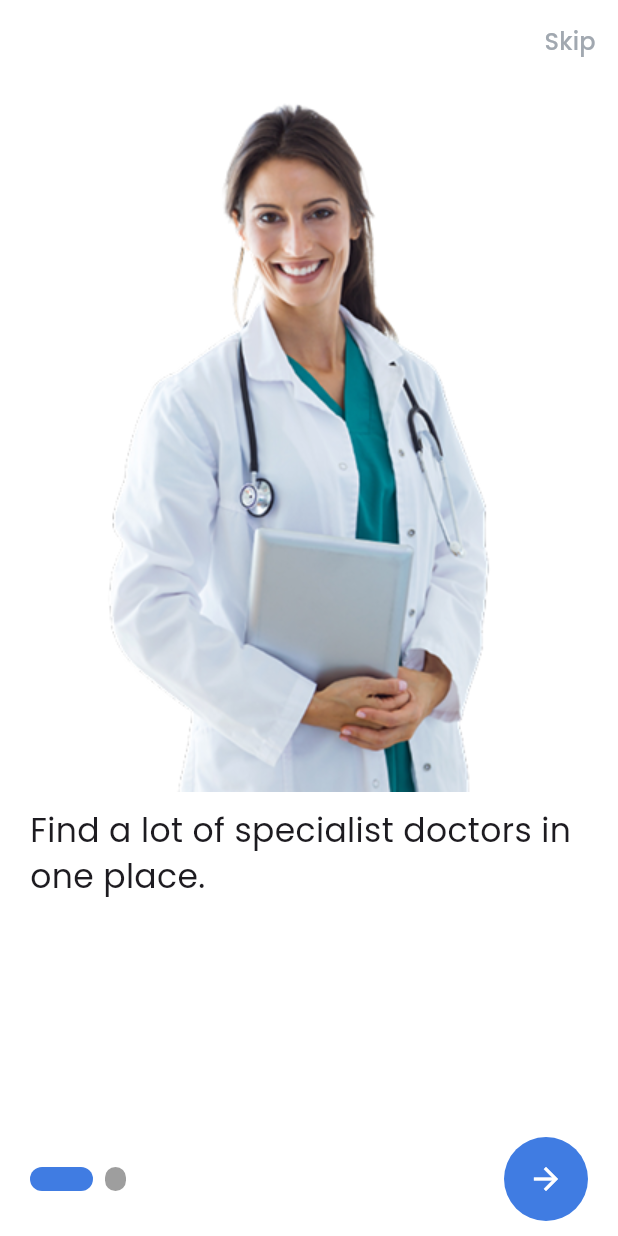
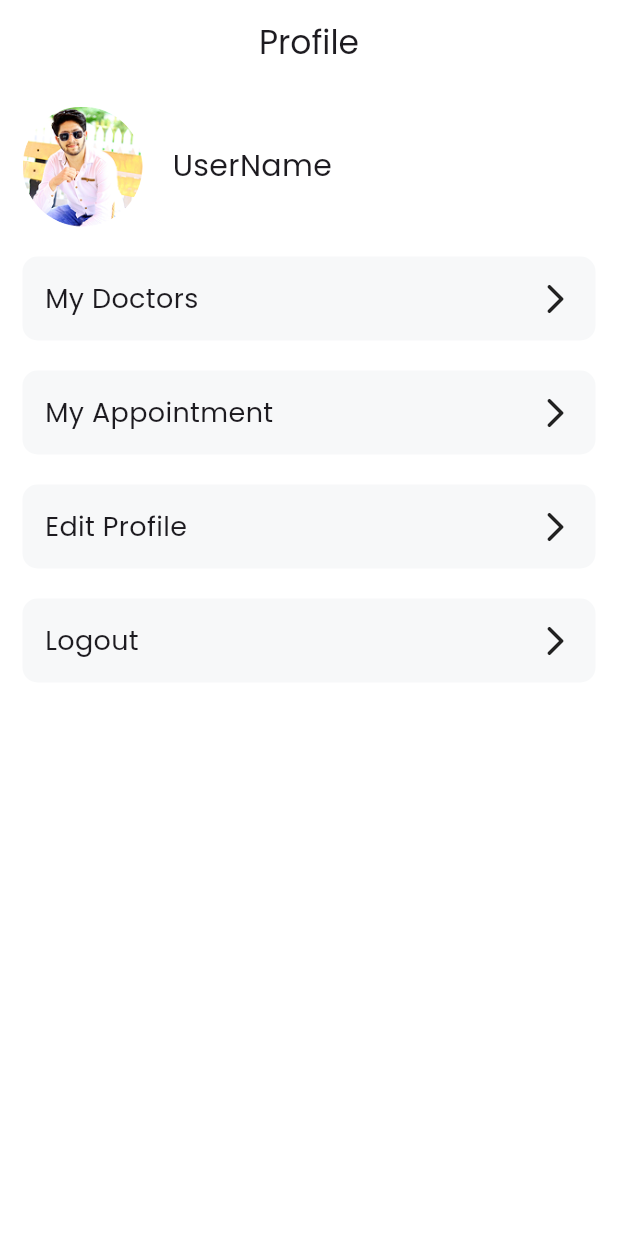
Before and after one commit to NairaShanshan/HealthCare_App_Final_Project-, a Flutter app: the screen it shows after launch, after a tap on "Skip", on a phone screen of 412 x 824 dp. Run offline on Flutter 3.47's test engine with Material 3 defaults, Android fonts, the phone set to English and light mode, and no system bars; drawn by our look-alikes of smooth_page_indicator; our stand-ins replace flutter_svg, gap, go_router, shared_preferences.

Commit message:
'finish profile screen & edit profile screen '

```diff
--- a/lib/core/constants/app_images.dart
+++ b/lib/core/constants/app_images.dart
@@ -1,11 +1,14 @@
 class AppImages {
   static const String onboarding1 = 'assets/images/onboarding1.png';
   static const String onboarding2 = 'assets/images/onboarding2.png';
+  static const String userImage = 'assets/images/user_image.png';
   static const String logoSvg = "assets/icons/logo.svg";
+  static const String cameraIconSvg = 'assets/icons/camera.svg';
   static const String backIconSvg = 'assets/images/back_icon.svg';
   static const String emailIconSvg = 'assets/images/email_icon.svg';
   static const String passwordIconSvg = 'assets/images/password_icon.svg';
   static const String googleIconSvg = 'assets/images/google_icon.svg';
   static const String facebookIconSvg = 'assets/images/facebook_icon.svg';
   static const String userIconSvg = 'assets/images/user_icon.svg';
+
 }
--- a/lib/core/routes/routes.dart
+++ b/lib/core/routes/routes.dart
@@ -2,6 +2,8 @@ import 'package:go_router/go_router.dart';
 import 'package:healthcare_app/features/auth/presentation/pages/signin_screen.dart';
 import 'package:healthcare_app/features/auth/presentation/pages/signup_screen.dart';
 import 'package:healthcare_app/features/onboarding/onboarding_screen.dart';
+import 'package:healthcare_app/features/profile/presentation/pages/edit_profile.dart';
+import 'package:healthcare_app/features/profile/presentation/pages/profile_screen.dart';
 import 'package:healthcare_app/features/splash/splash_screen.dart';
 import 'package:healthcare_app/features/welcome/welcome_screen.dart';
 
@@ -12,6 +14,9 @@ class Routes {
   static const String welcome = '/welcome';
   static const String signin = '/signin';
   static const String signup = '/signup';
+  static const String profile = '/profile';  // This will be removed when the main screen is built.
+  static const String editProfile = '/editProfile';   // But this one is not will be removed
+
 
   static final routes = GoRouter(
     initialLocation: splash,
@@ -33,6 +38,14 @@ class Routes {
         path: signup,
         builder: (context, state) => const SignupScreen(),
       ),
+      GoRoute(
+        path: profile,
+        builder: (context, state) => const ProfileScreen(),
+      ),
+      GoRoute(
+        path: editProfile,
+        builder: (context, state) => const EditProfileScreen(),
+      ),
     ],
   );
 }
--- a/lib/core/utils/app_colors.dart
+++ b/lib/core/utils/app_colors.dart
@@ -4,10 +4,10 @@ class AppColors {
   static const Color primaryColor = Color(0xFF407CE2);
   static const Color whiteColor = Color(0xFFFFFFFF);
   static const Color greyColor = Color(0xFFA1A8B0);
-  static const Color bordercolor = Color(0x407CE2);
-  static const Color darkcolor = Color(0xFF2F2F2F);
-  static const Color backgroundcolor = Color(0xFFFFFFFF);
-  static const Color darkBluecolor = Color(0x223A6A);
+  static const Color borderColor = Color(0xFF407CE2);
+  static const Color darkColor = Color(0xFF2F2F2F);
+  static const Color backgroundColor = Color(0xFFFFFFFF);
+  static const Color darkBlueColor = Color(0xFF223A6A);
   static const Color errorColor = Color(0xFFFF0000);
     static const Color accentColor = Color(0xFFF7F8F9);
 }
--- a/lib/core/utils/functions.dart
+++ b/lib/core/utils/functions.dart
@@ -1,7 +1,7 @@
 import 'package:flutter/material.dart';
 import 'package:healthcare_app/core/utils/app_colors.dart';
 
-OutlineInputBorder buildBorder({Color borderColor = AppColors.bordercolor}) {
+OutlineInputBorder buildBorder({Color borderColor = AppColors.borderColor}) {
   return OutlineInputBorder(
     borderRadius: BorderRadius.circular(8),
     borderSide: BorderSide(
--- a/lib/core/utils/text_styles.dart
+++ b/lib/core/utils/text_styles.dart
@@ -3,6 +3,8 @@ import 'package:flutter/cupertino.dart';
 class TextStyles {
   static const TextStyle textStyles25 = TextStyle(fontSize: 25);
   static const TextStyle textStyles22 = TextStyle(fontSize: 22);
+  static const TextStyle textStyles20 = TextStyle(fontSize: 20);
   static const TextStyle textStyles16 = TextStyle(fontSize: 16);
+  static const TextStyle textStyles18 = TextStyle(fontSize: 18);
   static const TextStyle textStyles15 = TextStyle(fontSize: 15);
 }
--- a/lib/core/widgets/main_button.dart
+++ b/lib/core/widgets/main_button.dart
@@ -11,7 +11,7 @@ class MainButton extends StatelessWidget {
     this.height = 56,
     this.borderColor,
     this.bgcolor = AppColors.primaryColor,
-    this.textColor = AppColors.backgroundcolor,
+    this.textColor = AppColors.backgroundColor,
   });
 
   final String text;
@@ -30,7 +30,7 @@ class MainButton extends StatelessWidget {
         style: ElevatedButton.styleFrom(
           side: BorderSide(
             color:
-                borderColor != null ? AppColors.darkcolor : Colors.transparent,
+                borderColor != null ? AppColors.darkColor : Colors.transparent,
           ),
           backgroundColor: bgcolor,
           shape:
--- a/lib/features/auth/presentation/widgets/signin_screen_body.dart
+++ b/lib/features/auth/presentation/widgets/signin_screen_body.dart
@@ -147,7 +147,7 @@ class LoginMethodsDividerView extends StatelessWidget {
     return const Row(
       children: [
         Expanded(
-          child: Divider(color: AppColors.bordercolor, height: 1),
+          child: Divider(color: AppColors.borderColor, height: 1),
         ),
         SizedBox(width: 16),
         Text(
@@ -160,7 +160,7 @@ class LoginMethodsDividerView extends StatelessWidget {
         ),
         SizedBox(width: 16),
         Expanded(
-          child: Divider(color: AppColors.bordercolor, height: 1),
+          child: Divider(color: AppColors.borderColor, height: 1),
         ),
       ],
     );
--- a/lib/features/auth/presentation/widgets/social_button.dart
+++ b/lib/features/auth/presentation/widgets/social_button.dart
@@ -22,7 +22,7 @@ class SocialButton extends StatelessWidget {
       child: Container(
         padding: const EdgeInsets.symmetric(vertical: 15),
         decoration: BoxDecoration(
-          border: Border.all(color: AppColors.bordercolor),
+          border: Border.all(color: AppColors.borderColor),
           borderRadius: BorderRadius.circular(8),
         ),
         child: Padding(
--- /dev/null
+++ b/lib/features/onboarding/model/onboarding_model.dart
@@ -0,0 +1,21 @@
+import '../../../core/constants/app_images.dart';
+
+class OnBoardingModel {
+  final String image;
+  final String title;
+
+  OnBoardingModel({
+    required this.image,
+    required this.title,
+  });
+}
+
+
+ List<OnBoardingModel> onboarding = [
+  OnBoardingModel(
+      image: AppImages.onboarding1,
+      title: 'Find a lot of specialist doctors in one place. '),
+  OnBoardingModel(
+      image: AppImages.onboarding2,
+      title: 'Get advice only from a doctor you believe in. '),
+];
--- a/lib/features/onboarding/onboarding_screen.dart
+++ b/lib/features/onboarding/onboarding_screen.dart
@@ -1,6 +1,5 @@
 import 'package:flutter/material.dart';
 
-import 'package:healthcare_app/core/constants/app_images.dart';
 import 'package:healthcare_app/core/routes/navigation.dart';
 import 'package:healthcare_app/core/routes/routes.dart';
 import 'package:healthcare_app/core/utils/app_colors.dart';
@@ -8,15 +7,9 @@ import 'package:healthcare_app/core/utils/text_styles.dart';
 import 'package:healthcare_app/features/onboarding/widget/onboarding_item.dart';
 import 'package:smooth_page_indicator/smooth_page_indicator.dart';
 
-class OnBoardingModel {
-  final String image;
-  final String title;
+import 'model/onboarding_model.dart';
 
-  OnBoardingModel({
-    required this.image,
-    required this.title,
-  });
-}
+
 
 class OnBoardingScreen extends StatefulWidget {
   const OnBoardingScreen({super.key});
@@ -28,14 +21,7 @@ class OnBoardingScreen extends StatefulWidget {
 class _OnBoardingScreenState extends State<OnBoardingScreen> {
   final pageViewController = PageController();
 
-  final List<OnBoardingModel> onboarding = [
-    OnBoardingModel(
-        image: AppImages.onboarding1,
-        title: 'Find a lot of specialist doctors in one place. '),
-    OnBoardingModel(
-        image: AppImages.onboarding2,
-        title: 'Get advice only from a doctor you believe in. '),
-  ];
+
 
   bool isLastBoarding = false;
 
@@ -63,7 +49,8 @@ class _OnBoardingScreenState extends State<OnBoardingScreen> {
         actions: [
           TextButton(
               onPressed: () {
-                submit();
+                //submit();
+                pushReplacement(context, Routes.profile) ;
               },
               child: Text(
                 'Skip',
--- a/lib/features/onboarding/widget/onboarding_item.dart
+++ b/lib/features/onboarding/widget/onboarding_item.dart
@@ -1,8 +1,9 @@
 import 'package:flutter/material.dart';
 import 'package:gap/gap.dart';
-import 'package:healthcare_app/features/onboarding/onboarding_screen.dart';
+
 
 import '../../../core/utils/text_styles.dart';
+import '../model/onboarding_model.dart';
 
 class OnBoardingItem extends StatelessWidget {
   const OnBoardingItem({super.key, required this.model});
--- /dev/null
+++ b/lib/features/profile/presentation/pages/profile_screen.dart
@@ -0,0 +1,127 @@
+import 'package:flutter/material.dart';
+import 'package:gap/gap.dart';
+import 'package:healthcare_app/core/constants/app_images.dart';
+import 'package:healthcare_app/core/routes/navigation.dart';
+import 'package:healthcare_app/core/routes/routes.dart';
+import 'package:healthcare_app/core/utils/app_colors.dart';
+import 'package:healthcare_app/core/utils/text_styles.dart';
+import 'package:healthcare_app/features/profile/presentation/widgets/container_widget.dart';
+
+class ProfileScreen extends StatelessWidget {
+  const ProfileScreen({super.key});
+
+  @override
+  Widget build(BuildContext context) {
+    return Scaffold(
+      appBar: AppBar(
+        backgroundColor: AppColors.backgroundColor,
+        elevation: 0.0,
+        centerTitle: true,
+        title: const Text('Profile'),
+      ),
+      body: SingleChildScrollView(
+        child: Padding(
+          padding: const EdgeInsets.all(15.0),
+          child: Column(
+            crossAxisAlignment: CrossAxisAlignment.start,
+            children: [
+              Row(
+                children: [
+                  ClipRRect(
+                    borderRadius: BorderRadius.circular(40),
+                    child: Image.asset(
+                      AppImages.userImage,
+                      width: 80,
+                      height: 80,
+                      fit: BoxFit.cover,
+                    ),
+                  ),
+                  const Gap(20),
+                  const Text(
+                    'UserName',
+                    style: TextStyles.textStyles20,
+                  )
+                ],
+              ),
+              const Gap(20),
+              ContainerWidget(name: 'My Doctors' , onTap: (){
+                // push Replacement to favourite screen
+              },) ,
+              const Gap(20),
+              ContainerWidget(name: 'My Appointment' , onTap: (){
+                //push Replacement to  Appointment screen
+              }) ,
+              const Gap(20),
+              ContainerWidget(name: 'Edit Profile' , onTap: ()
+              {
+                pushTo(context, Routes.editProfile) ;
+              },) ,
+              const Gap(20),
+              ContainerWidget(name: 'Logout' , onTap: () {
+                showDialog(
+                    context: context,
+                    barrierDismissible: false,
+                    builder: (context) {
+                      return Dialog(
+                        shape: RoundedRectangleBorder(
+                          borderRadius: BorderRadius.circular(20),
+                        ),
+                        backgroundColor: AppColors.backgroundColor,
+                        child: Container(
+                          padding: const EdgeInsets.all(20),
+                          child: Column(
+                            crossAxisAlignment: CrossAxisAlignment.start,
+                            mainAxisSize: MainAxisSize.min,
+                            children: [
+                              const Text(
+                                'Logout',
+                                style: TextStyles.textStyles25,
+                              ),
+                              const Gap(10),
+                              Text(
+                                'Are you sure you want to logout ?',
+                                style: TextStyles.textStyles20
+                                    .copyWith(color: AppColors.greyColor),
+                              ),
+                              const Gap(30),
+                              Row(
+                                mainAxisAlignment:
+                                MainAxisAlignment.spaceBetween,
+                                children: [
+                                  TextButton(
+                                      onPressed: () {
+                                        pop(context);
+                                      },
+                                      child: Text(
+                                        'Cancel',
+                                        style:
+                                        TextStyles.textStyles16.copyWith(
+                                          color: AppColors.primaryColor,
+                                        ),
+                                      )),
+                                  TextButton(
+                                      onPressed: () {},
+                                      child: Text(
+                                        'Yes',
+                                        style:
+                                        TextStyles.textStyles16.copyWith(
+                                          color: AppColors.primaryColor,
+                                        ),
+                                      )),
+                                ],
+                              ),
+                            ],
+                          ),
+                        ),
+                      );
+                    });
+              }) ,
+
+
+            ],
+          ),
+        ),
+      ),
+    );
+  }
+}
--- /dev/null
+++ b/lib/features/profile/presentation/widgets/container_widget.dart
@@ -0,0 +1,34 @@
+import 'package:flutter/material.dart';
+
+import '../../../../core/utils/app_colors.dart';
+import '../../../../core/utils/text_styles.dart';
+
+class ContainerWidget extends StatelessWidget {
+  const ContainerWidget({super.key, required this.name, required this.onTap});
+
+  final String name;
+  final Function() onTap ;
+
+  @override
+  Widget build(BuildContext context) {
+    return GestureDetector(
+        onTap:onTap ,
+        child: Container(
+          padding: const EdgeInsets.all(15),
+          decoration: BoxDecoration(
+            borderRadius: BorderRadius.circular(10),
+            color: AppColors.accentColor,
+          ),
+          child: Row(
+            mainAxisAlignment: MainAxisAlignment.spaceBetween,
+            children: [
+              Text(
+                name,
+                style: TextStyles.textStyles18,
+              ),
+              const Icon(Icons.arrow_forward_ios_rounded),
+            ],
+          ),
+        ));
+  }
+}
```
Also changed, not shown: lib/core/widgets/main_text_form_field.dart (+10 -5 lines), lib/features/profile/presentation/pages/edit_profile.dart (added, +136 -0 lines), lib/features/welcome/welcome_screen.dart (+4 -4 lines), assets/icons/camera.svg (added), assets/images/user_image.png (added).
